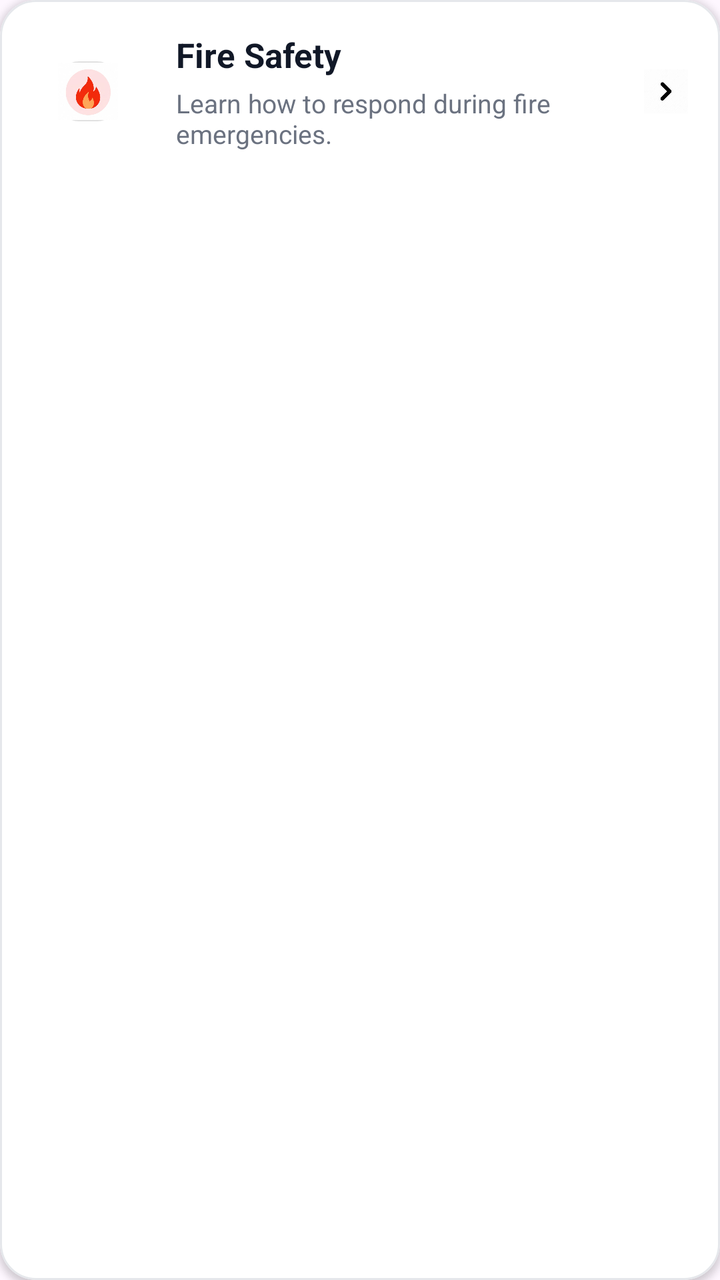
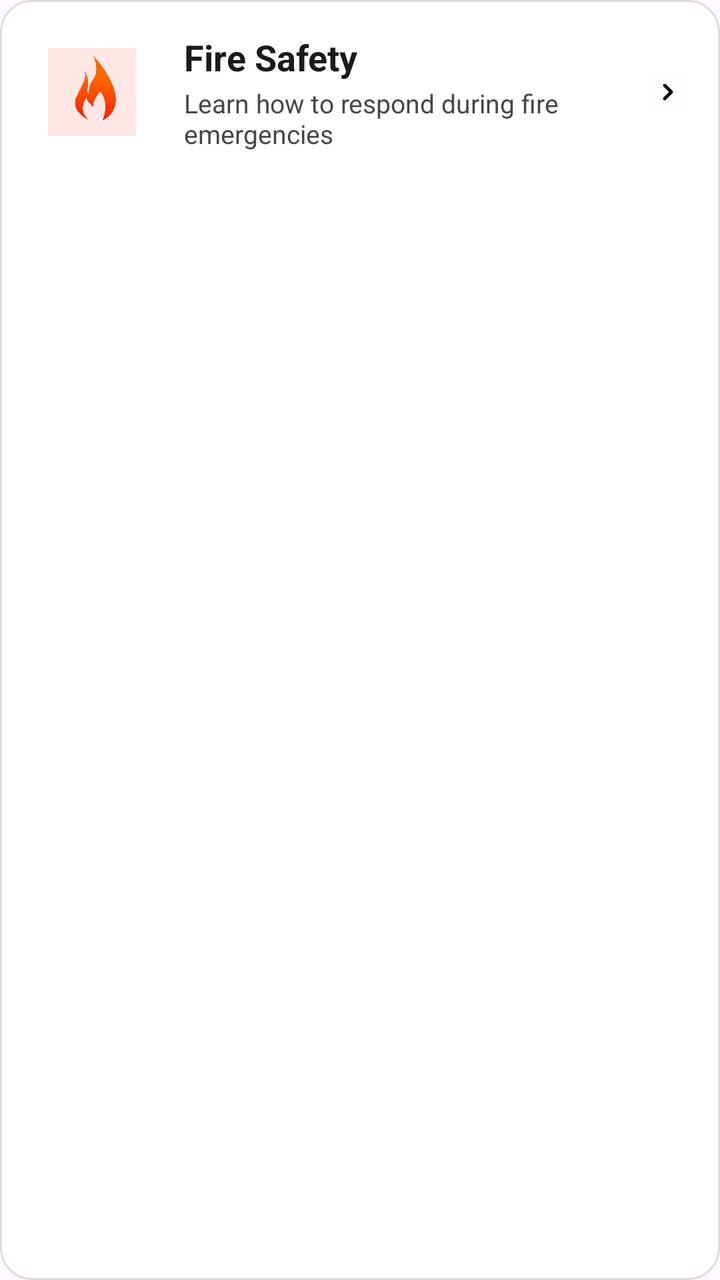

Before-and-after screenshots of an Android layout around one commit, followed by the original layout XML and the change that was made.
<!-- AndroidManifest.xml: application theme Theme.NeighborhoodEmergencyConnect -->
<!-- res/layout/item_safety_tip.xml -->
<?xml version="1.0" encoding="utf-8"?>
<com.google.android.material.card.MaterialCardView
    xmlns:android="http://schemas.android.com/apk/res/android"
    xmlns:app="http://schemas.android.com/apk/res-auto"
    android:layout_width="match_parent"
    android:layout_height="wrap_content"
    android:layout_marginBottom="14dp"
    android:foreground="?attr/selectableItemBackground"
    app:cardBackgroundColor="@android:color/white"
    app:cardCornerRadius="18dp"
    app:cardElevation="2dp"
    app:strokeColor="#E5E7EB"
    app:strokeWidth="1dp">

    <LinearLayout
        android:layout_width="match_parent"
        android:layout_height="wrap_content"
        android:gravity="center_vertical"
        android:orientation="horizontal"
        android:padding="16dp">

        <FrameLayout
            android:layout_width="56dp"
            android:layout_height="56dp"
            >

            <ImageView
                android:id="@+id/imgCategory"
                android:layout_width="30dp"
                android:layout_height="30dp"
                android:layout_gravity="center"
                android:src="@drawable/fireal"
                android:background="@drawable/social_button_bg"
                android:scaleType="centerInside" />

        </FrameLayout>

        <LinearLayout
            android:layout_width="0dp"
            android:layout_height="wrap_content"
            android:layout_marginStart="16dp"
            android:layout_weight="1"
            android:orientation="vertical">

            <TextView
                android:id="@+id/txtTitle"
                android:layout_width="wrap_content"
                android:layout_height="wrap_content"
                android:text="Fire Safety"
                android:textColor="#111827"
                android:textSize="17sp"
                android:textStyle="bold" />

            <TextView
                android:id="@+id/txtSubtitle"
                android:layout_width="wrap_content"
                android:layout_height="wrap_content"
                android:layout_marginTop="4dp"
                android:maxLines="2"
                android:ellipsize="end"
                android:text="Learn how to respond during fire emergencies."
                android:textColor="#6B7280"
                android:textSize="13sp" />

        </LinearLayout>

        <ImageView
            android:id="@+id/imgArrow"
            android:layout_width="22dp"
            android:layout_height="22dp"
            android:src="@drawable/chevron"
           />

    </LinearLayout>

</com.google.android.material.card.MaterialCardView>
<!-- resources referenced by this layout -->
<resources>
  <!-- drawable chevron: jpg bitmap (drawable, 2514 bytes) -->
  <!-- drawable fireal: jpeg bitmap (drawable, 7715 bytes) -->
  <!-- drawable social_button_bg (drawable) -->
  <?xml version="1.0" encoding="utf-8"?>
  <shape xmlns:android="http://schemas.android.com/apk/res/android">
  
      <solid android:color="#FFFFFF"/>
  
      <stroke
          android:width="1dp"
          android:color="#E0E0E0"/>
  
      <corners
          android:radius="10dp"/>
  
  </shape>
  <style name="Theme.NeighborhoodEmergencyConnect" parent="Base.Theme.NeighborhoodEmergencyConnect" />
  <style name="Base.Theme.NeighborhoodEmergencyConnect" parent="Theme.Material3.DayNight.NoActionBar">
          
          
      </style>
</resources>

<!-- the commit's change to res/layout/item_safety_tip.xml (unified diff, before → after) -->
@@ -4,12 +4,14 @@
     xmlns:app="http://schemas.android.com/apk/res-auto"
     android:layout_width="match_parent"
     android:layout_height="wrap_content"
-    android:layout_marginBottom="14dp"
+    android:layout_marginBottom="12dp"
+    android:clickable="true"
+    android:focusable="true"
     android:foreground="?attr/selectableItemBackground"
-    app:cardBackgroundColor="@android:color/white"
-    app:cardCornerRadius="18dp"
-    app:cardElevation="2dp"
-    app:strokeColor="#E5E7EB"
+    app:cardBackgroundColor="#ffffff"
+    app:cardCornerRadius="16dp"
+    app:cardElevation="0dp"
+    app:strokeColor="#dcd9d9"
     app:strokeWidth="1dp">
 
     <LinearLayout
@@ -19,21 +21,14 @@
         android:orientation="horizontal"
         android:padding="16dp">
 
-        <FrameLayout
-            android:layout_width="56dp"
-            android:layout_height="56dp"
-            >
-
-            <ImageView
-                android:id="@+id/imgCategory"
-                android:layout_width="30dp"
-                android:layout_height="30dp"
-                android:layout_gravity="center"
-                android:src="@drawable/fireal"
-                android:background="@drawable/social_button_bg"
-                android:scaleType="centerInside" />
-
-        </FrameLayout>
+        <com.google.android.material.imageview.ShapeableImageView
+            android:id="@+id/imgCategory"
+            android:layout_width="60dp"
+            android:layout_height="60dp"
+            android:background="#FFE7E6"
+            android:padding="8dp"
+            android:src="@drawable/fire"
+             />
 
         <LinearLayout
             android:layout_width="0dp"
@@ -47,30 +42,28 @@
                 android:layout_width="wrap_content"
                 android:layout_height="wrap_content"
                 android:text="Fire Safety"
-                android:textColor="#111827"
-                android:textSize="17sp"
+                android:textColor="#1c1b1b"
+                android:textSize="18sp"
                 android:textStyle="bold" />
 
             <TextView
                 android:id="@+id/txtSubtitle"
                 android:layout_width="wrap_content"
                 android:layout_height="wrap_content"
-                android:layout_marginTop="4dp"
+                android:layout_marginTop="2dp"
+                android:ellipsize="end"
                 android:maxLines="2"
-                android:ellipsize="end"
-                android:text="Learn how to respond during fire emergencies."
-                android:textColor="#6B7280"
+                android:text="Learn how to respond during fire emergencies"
+                android:textColor="#494544"
                 android:textSize="13sp" />
-
         </LinearLayout>
 
         <ImageView
             android:id="@+id/imgArrow"
-            android:layout_width="22dp"
-            android:layout_height="22dp"
+            android:layout_width="20dp"
+            android:layout_height="20dp"
             android:src="@drawable/chevron"
-           />
+          />
 
     </LinearLayout>
-
 </com.google.android.material.card.MaterialCardView>
<!-- resource entries referenced after the edit -->
@@ -1,21 +1,7 @@
 <!-- resources referenced by this layout -->
 <resources>
   <!-- drawable chevron: jpg bitmap (drawable, 2514 bytes) -->
-  <!-- drawable fireal: jpeg bitmap (drawable, 7715 bytes) -->
-  <!-- drawable social_button_bg (drawable) -->
-  <?xml version="1.0" encoding="utf-8"?>
-  <shape xmlns:android="http://schemas.android.com/apk/res/android">
-  
-      <solid android:color="#FFFFFF"/>
-  
-      <stroke
-          android:width="1dp"
-          android:color="#E0E0E0"/>
-  
-      <corners
-          android:radius="10dp"/>
-  
-  </shape>
+  <!-- drawable fire: webp bitmap (drawable, 62752 bytes) -->
   <style name="Theme.NeighborhoodEmergencyConnect" parent="Base.Theme.NeighborhoodEmergencyConnect" />
   <style name="Base.Theme.NeighborhoodEmergencyConnect" parent="Theme.Material3.DayNight.NoActionBar">
           
